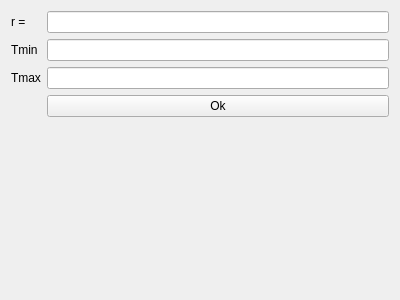
This is canny.ui in mt0982/QImageProcessing as Qt 5 draws it before an edit. The edited form follows.
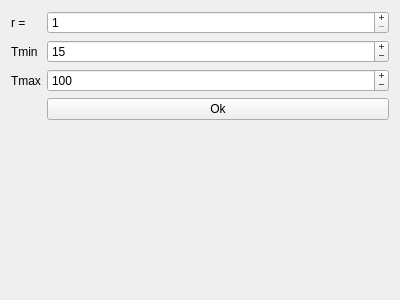
This is the edited form.

Commit message: multiple calculate problem

Diff of the .ui file:
```diff
--- a/canny.ui
+++ b/canny.ui
@@ -14,12 +14,6 @@
    <string>Form</string>
   </property>
   <layout class="QGridLayout" name="gridLayout">
-   <item row="1" column="2">
-    <widget class="QLineEdit" name="lineEdit_2"/>
-   </item>
-   <item row="0" column="2">
-    <widget class="QLineEdit" name="lineEdit"/>
-   </item>
    <item row="0" column="0">
     <widget class="QLabel" name="label">
      <property name="sizePolicy">
@@ -46,16 +40,6 @@
      </property>
     </widget>
    </item>
-   <item row="3" column="2">
-    <widget class="QLineEdit" name="lineEdit_3"/>
-   </item>
-   <item row="5" column="2">
-    <widget class="QPushButton" name="pbCalculate">
-     <property name="text">
-      <string>Ok</string>
-     </property>
-    </widget>
-   </item>
    <item row="3" column="0">
     <widget class="QLabel" name="label_3">
      <property name="sizePolicy">
@@ -82,6 +66,58 @@
      </property>
     </spacer>
    </item>
+   <item row="5" column="1" colspan="2">
+    <widget class="QPushButton" name="pbCalculate">
+     <property name="text">
+      <string>Ok</string>
+     </property>
+    </widget>
+   </item>
+   <item row="3" column="1" colspan="2">
+    <widget class="QSpinBox" name="sbTmax">
+     <property name="buttonSymbols">
+      <enum>QAbstractSpinBox::PlusMinus</enum>
+     </property>
+     <property name="minimum">
+      <number>1</number>
+     </property>
+     <property name="maximum">
+      <number>255</number>
+     </property>
+     <property name="value">
+      <number>100</number>
+     </property>
+    </widget>
+   </item>
+   <item row="1" column="1" colspan="2">
+    <widget class="QSpinBox" name="sbTmin">
+     <property name="buttonSymbols">
+      <enum>QAbstractSpinBox::PlusMinus</enum>
+     </property>
+     <property name="minimum">
+      <number>1</number>
+     </property>
+     <property name="maximum">
+      <number>255</number>
+     </property>
+     <property name="value">
+      <number>15</number>
+     </property>
+    </widget>
+   </item>
+   <item row="0" column="1" colspan="2">
+    <widget class="QSpinBox" name="sbRadius">
+     <property name="buttonSymbols">
+      <enum>QAbstractSpinBox::PlusMinus</enum>
+     </property>
+     <property name="minimum">
+      <number>1</number>
+     </property>
+     <property name="maximum">
+      <number>10</number>
+     </property>
+    </widget>
+   </item>
   </layout>
  </widget>
  <resources/>
```
The commit also changes 5 other files.
